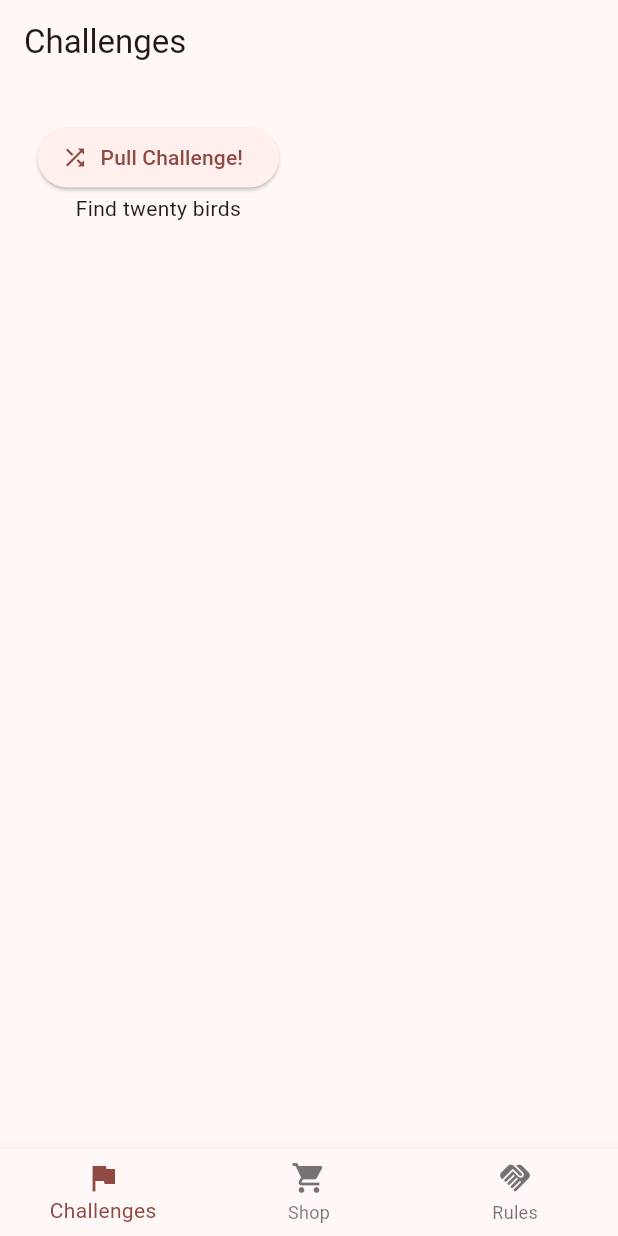
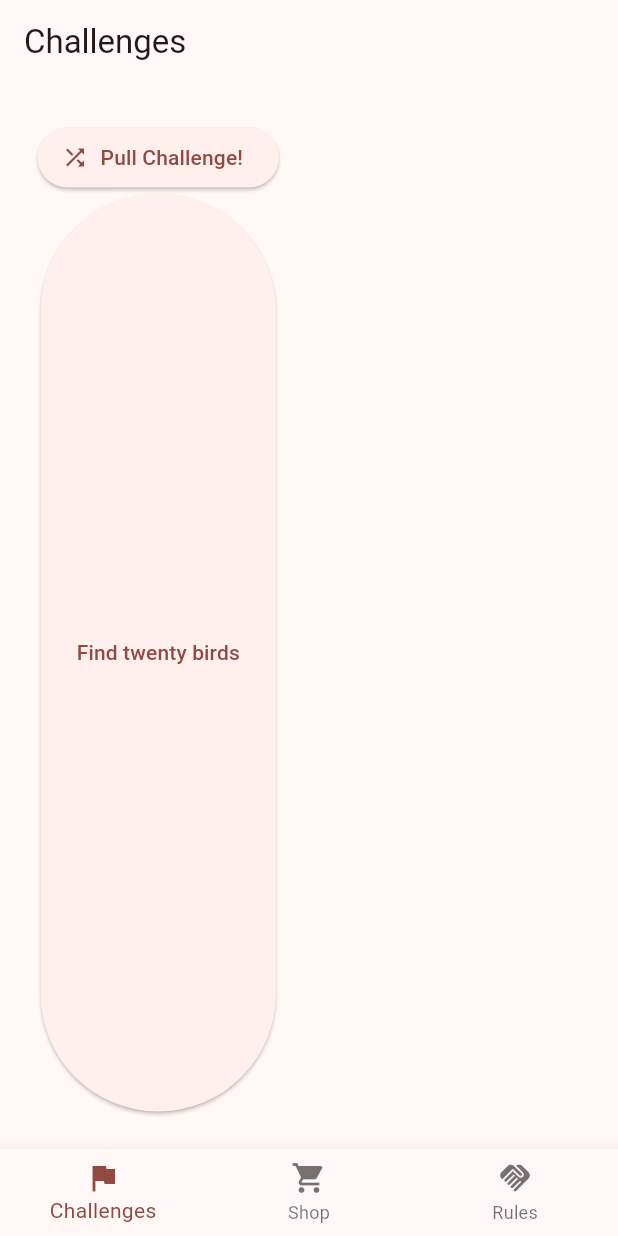
Before and after one commit to velix2/tag_lag, a Flutter app: the screen it shows after launch, after a tap on "Pull Challenge!", on a phone screen of 412 x 824 dp. Run offline on Flutter 3.47's test engine with Material 2 defaults, Android fonts, the phone set to English and light mode, and no system bars.

Commit message:
made the challenge UI slightly more functional

```diff
--- a/lib/main.dart
+++ b/lib/main.dart
@@ -17,7 +17,8 @@ class TagLag extends StatelessWidget {
       title: 'Tag Lag',
       theme: ThemeData(
         useMaterial3: true,
-        colorScheme: ColorScheme.fromSeed(seedColor: Colors.red, brightness: Brightness.light),
+        colorScheme: ColorScheme.fromSeed(
+            seedColor: Colors.red, brightness: Brightness.light),
       ),
       // darkTheme: ThemeData.dark(useMaterial3: true),
       // themeMode: ThemeMode.dark,
@@ -95,7 +96,6 @@ class _ChallengesPageState extends State<ChallengesPage> {
     final data = await json.decode(response);
     setState(() {
       _items = data["challenges"]..shuffle();
-      print(_items);
     });
   }
 
@@ -114,7 +114,21 @@ class _ChallengesPageState extends State<ChallengesPage> {
                     icon: const Icon(Icons.shuffle),
                     label: const Text("Pull Challenge!")),
                 _items.isNotEmpty
-                    ? Expanded(child: Text(_items.first["header"]))
+                    ? Expanded(
+                        child: ElevatedButton(
+                        onPressed: () => showDialog(
+                            context: context,
+                            builder: (BuildContext context) => AlertDialog(
+                                  title: Text(_items.first["header"]),
+                                  content: Text(_items.first["text"]),
+                                  actions: [
+                                    IconButton(
+                                        onPressed: () {},
+                                        icon: const Icon(Icons.check))
+                                  ],
+                                )),
+                        child: Text(_items.first["header"]),
+                      ))
                     : Container()
               ],
             )));
@@ -200,21 +214,30 @@ class _RulePageState extends State<RulePage> {
                           child: Padding(
                             padding: const EdgeInsets.all(10.0),
                             child: Theme(
-                              data: Theme.of(context)
-                                  .copyWith(dividerColor: Colors.transparent,),
+                              data: Theme.of(context).copyWith(
+                                dividerColor: Colors.transparent,
+                              ),
                               child: ExpansionTile(
-                                title:Text(_items[index]["rule"],),
+                                title: Text(
+                                  _items[index]["rule"],
+                                ),
                                 leading: Text(
                                   _items[index]["id"] + ".",
                                   textScaleFactor: 2,
                                   style: TextStyle(
                                       fontWeight: FontWeight.bold,
-                                            color: Theme.of(context).colorScheme.primary),
+                                      color: Theme.of(context)
+                                          .colorScheme
+                                          .primary),
                                 ),
                                 children: <Widget>[
                                   Padding(
                                     padding: const EdgeInsets.all(8.0),
-                                    child: Text(_items[index]["explanation"], style: TextStyle(color: Theme.of(context).hintColor),),
+                                    child: Text(
+                                      _items[index]["explanation"],
+                                      style: TextStyle(
+                                          color: Theme.of(context).hintColor),
+                                    ),
                                   ),
                                 ],
                               ),
```
Also changed, not shown: pubspec.lock. Lines whose indentation alone changed are shown as unchanged.
